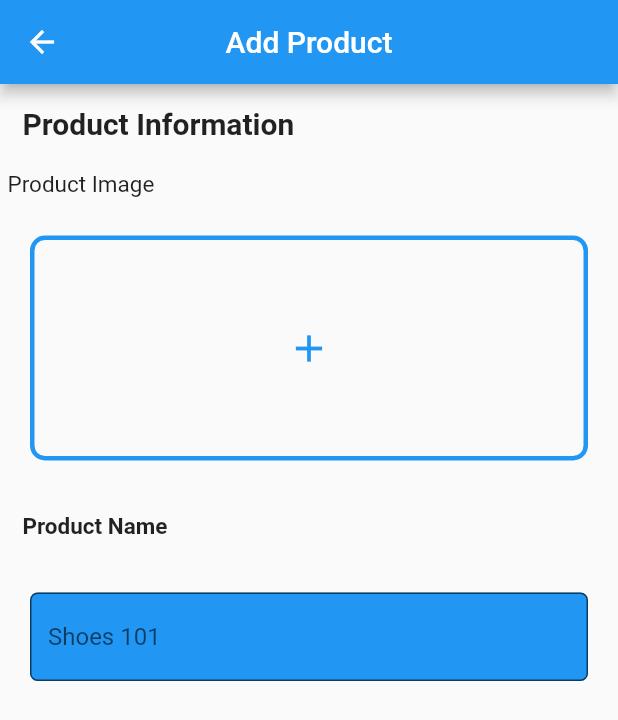
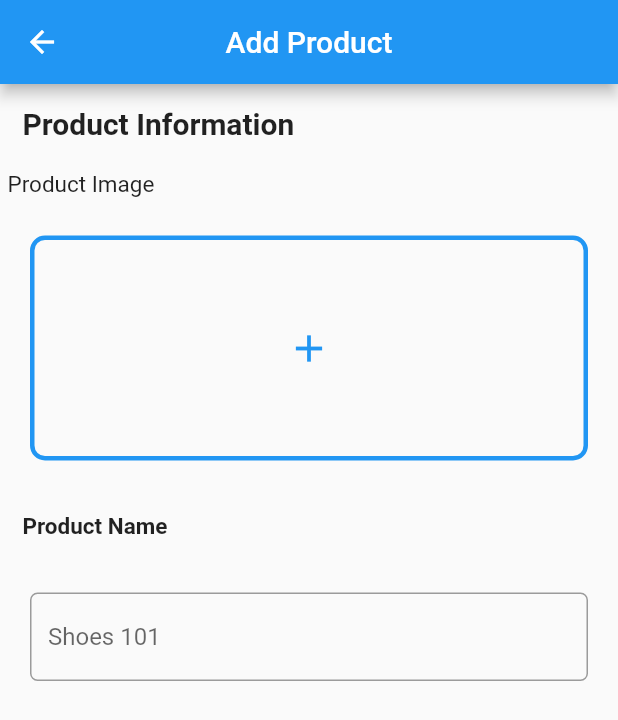
Before and after one commit to jeniastina/tugas2_jeni, a Flutter app: the screen it shows after launch, on a phone screen of 412 x 824 dp. Shown: the top 720 px of the screen. Run offline on Flutter 3.47's test engine with Material 2 defaults, Android fonts, the phone set to English and light mode, and no system bars.

```diff
--- a/lib/main.dart
+++ b/lib/main.dart
@@ -71,10 +71,8 @@ class MyHomePage extends StatelessWidget {
             margin: EdgeInsets.all(20),
             child: TextFormField(
                 decoration: new InputDecoration(
-              fillColor: Colors.blue,
-              filled: true,
               hintText: "Shoes 101",
-              border: OutlineInputBorder(borderRadius: new BorderRadius.circular(5.0)),
+              border: OutlineInputBorder(borderSide: const BorderSide(color: Colors.blue, width: 2.0), borderRadius: new BorderRadius.circular(5.0)),
             )),
           ),
         ]));
```
Also changed, not shown: 1 other file.
